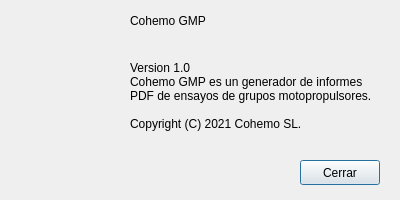
This is Interfaz/Sobre_Cohemo_GMP.ui in dvigoncohemo/InformesGMP as Qt 5 draws it before an edit. The edited form follows.
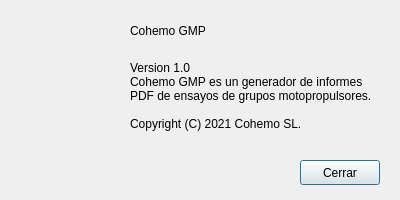
This is the edited form. Icons and pictures are not drawn.

Commit message: Ventana de Ayuda

Patch:
```diff
--- a/Interfaz/Sobre_Cohemo_GMP.ui
+++ b/Interfaz/Sobre_Cohemo_GMP.ui
@@ -45,8 +45,8 @@
    <property name="geometry">
     <rect>
      <x>130</x>
-     <y>10</y>
-     <width>121</width>
+     <y>20</y>
+     <width>251</width>
      <height>21</height>
     </rect>
    </property>
```
Left out of the diff: 38 changed lines with no effect on the pictures. The commit also changes 3 other files.
